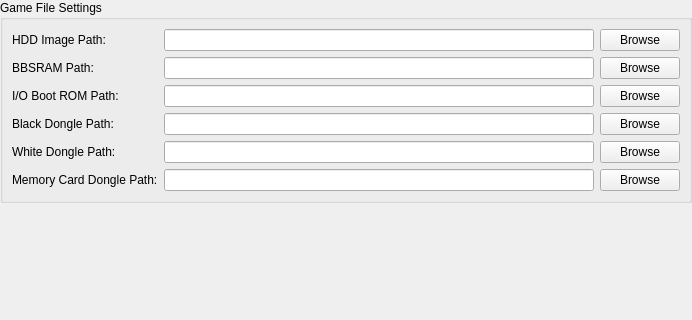
Before: the Qt Designer form pcsx2-qt/Settings/Python1SettingsWidget.ui in lemondrops/pcsx2-reliquary, drawn with Qt 5.
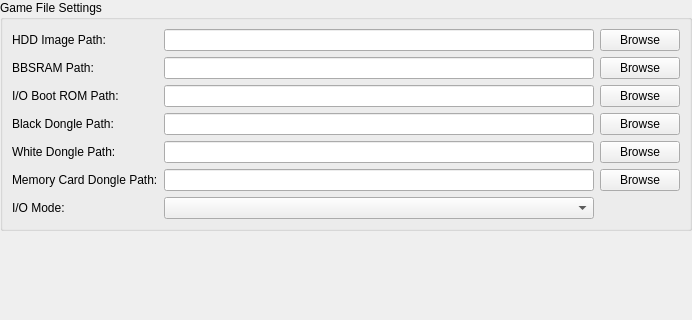
After: the same form once the commit is applied.

```diff
--- a/pcsx2-qt/Settings/Python1SettingsWidget.ui
+++ b/pcsx2-qt/Settings/Python1SettingsWidget.ui
@@ -134,6 +134,16 @@
         </property>
        </widget>
       </item>
+      <item row="6" column="0">
+       <widget class="QLabel" name="ioModeLabel">
+        <property name="text">
+         <string>I/O Mode:</string>
+        </property>
+       </widget>
+      </item>
+      <item row="6" column="1">
+       <widget class="QComboBox" name="ioMode"/>
+      </item>
      </layout>
     </widget>
    </item>
```
Lines whose indentation alone changed are shown as unchanged.
